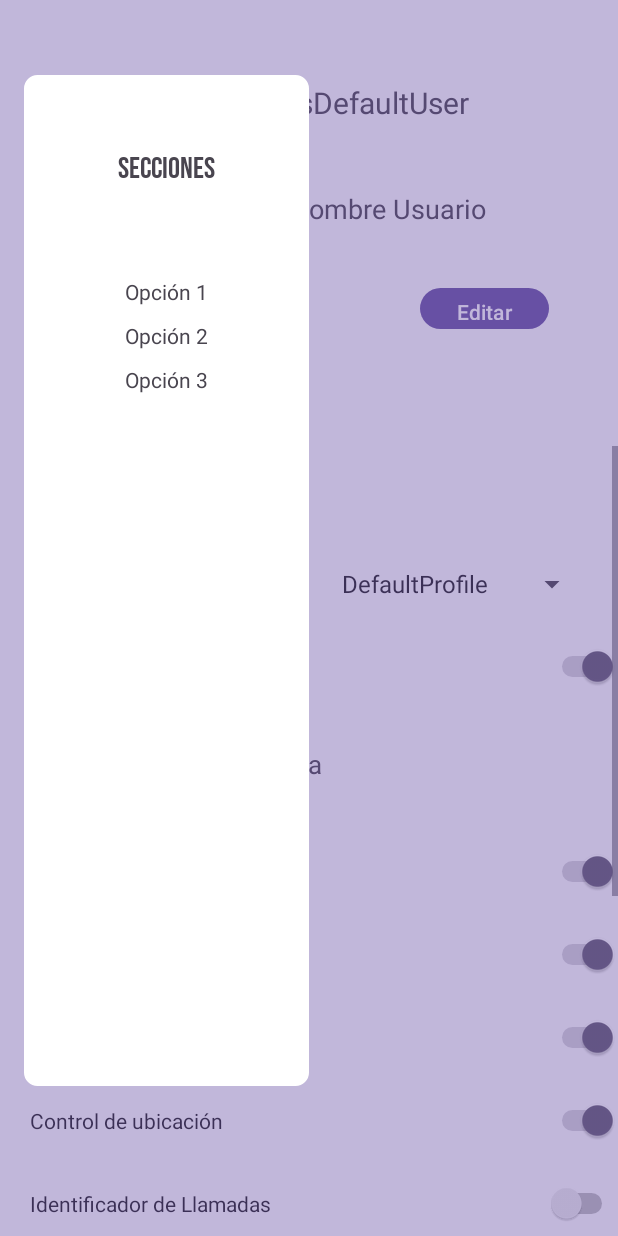
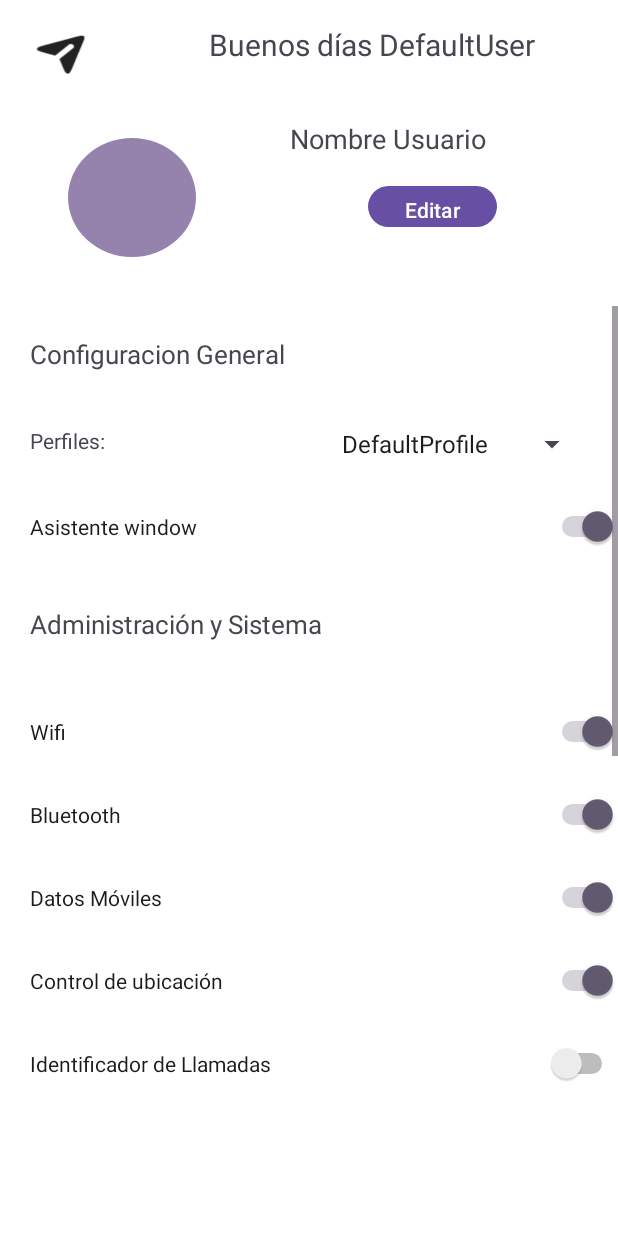
Before and after one commit to Big-Lolo/AIDA, an Android app: the fragment settings shown on its own in the app's theme, on a phone screen of 412 x 824 dp. Run offline under Robolectric (Android 15) with nearby library versions, the phone set to English and light mode, and no system bars.

Commit message:
Improvement of xml
+ Improved label of uisername

```diff
--- a/app/src/main/java/com/example/aida/settings.kt
+++ b/app/src/main/java/com/example/aida/settings.kt
@@ -6,9 +6,11 @@ import android.icu.util.Calendar
 import android.os.Bundle
 import android.text.Editable
 import android.text.SpannableStringBuilder
+import android.util.Log
 import android.view.LayoutInflater
 import android.view.View
 import android.view.ViewGroup
+import android.view.WindowManager
 import android.widget.AdapterView
 import android.widget.ArrayAdapter
 import android.widget.Button
@@ -48,6 +50,16 @@ class settings : Fragment() {
             param1 = it.getString(ARG_PARAM1)
             param2 = it.getString(ARG_PARAM2)
         }
+
+
+    }
+
+    override fun onCreateView(
+        inflater: LayoutInflater, container: ViewGroup?,
+        savedInstanceState: Bundle?
+    ): View? {
+        val view = inflater.inflate(R.layout.fragment_settings, container, false)
+        activity?.window?.setSoftInputMode(WindowManager.LayoutParams.SOFT_INPUT_ADJUST_PAN)
         sharedPreferences = requireActivity().getSharedPreferences(PREFS_NAME, Context.MODE_PRIVATE)
 
         // Comprueba si el archivo de configuración está vacío
@@ -105,13 +117,7 @@ class settings : Fragment() {
             cacheProfiles = userConfig
         }
 
-    }
 
-    override fun onCreateView(
-        inflater: LayoutInflater, container: ViewGroup?,
-        savedInstanceState: Bundle?
-    ): View? {
-        val view = inflater.inflate(R.layout.fragment_settings, container, false)
 
         val spinner: Spinner = view.findViewById(R.id.spinnerOpciones)
         val opcionesAdapter = ArrayAdapter(
@@ -119,6 +125,7 @@ class settings : Fragment() {
             android.R.layout.simple_spinner_item,
             cacheInfogeneral.profileList
         )
+        Log.d("PROFILElIST", "eL PROFILELIST ES: ${cacheInfogeneral}")
         opcionesAdapter.setDropDownViewResource(android.R.layout.simple_spinner_dropdown_item)
         spinner.adapter = opcionesAdapter
 
@@ -158,7 +165,7 @@ class settings : Fragment() {
         cacheInfogeneral
         val buttonEditor = view.findViewById<Button>(R.id.editButton)
         val cancelButton = view.findViewById<Button>(R.id.button6)
-        if(buttonEditor.text != "Guardar") {
+        if(buttonEditor.text == "Guardar") {
             buttonEditor.setOnClickListener { EditorButtonState(view, true) }
         }else{
             buttonEditor.setOnClickListener { EditorButtonState(view, false) }
@@ -181,9 +188,9 @@ class settings : Fragment() {
         val horaActual = Calendar.getInstance().get(Calendar.HOUR_OF_DAY)
 
         return when {
-            horaActual < 12 -> "Buenos días"
-            horaActual < 20 -> "Buenas tardes"
-            else -> "Buenas noches"
+            horaActual < 12 -> "Buenos días "
+            horaActual < 20 -> "Buenas tardes "
+            else -> "Buenas noches "
         }
     }
 
@@ -291,13 +298,16 @@ class settings : Fragment() {
             }
     }
 
-    fun saveProfiles() {
+    private fun saveProfiles() {
         val defaultConfigJson = cacheProfiles.toJson()
         sharedPreferences.edit().putString("UserConfig", defaultConfigJson).apply()
+
     }
 
-    fun saveConfigs(){
+    private fun saveConfigs(){
+        Log.d("Guardado de datos", "savingDatas")
         val defaultConfigJson = cacheInfogeneral.toJson()
+        Log.d("configJSON", "El config en JSON es: $defaultConfigJson")
         sharedPreferences.edit().putString("UserConfig", defaultConfigJson).apply()
     }
 }
--- a/app/src/main/res/layout/fragment_settings.xml
+++ b/app/src/main/res/layout/fragment_settings.xml
@@ -14,64 +14,66 @@
         android:layout_height="79dp"
         android:layout_marginTop="92dp"
         android:background="@drawable/circular"
-        app:layout_constraintEnd_toEndOf="parent"
         app:layout_constraintHorizontal_bias="0.138"
         app:layout_constraintStart_toStartOf="parent"
-        app:layout_constraintTop_toTopOf="parent" />
+        app:layout_constraintTop_toTopOf="parent"
+        app:layout_constraintEnd_toEndOf="parent"/>
 
     <EditText
         android:id="@+id/EditorUsername"
         android:layout_width="176dp"
         android:layout_height="50dp"
         android:layout_marginStart="36dp"
-        android:inputType="none"
+        android:layout_marginTop="80dp"
         android:clickable="false"
         android:focusable="false"
-        android:text="Nombre Usuario"
+        android:hint="Nombre de usuario..."
+        android:inputType="none"
+        android:text=""
         android:textAlignment="center"
-        app:layout_constraintBottom_toTopOf="@+id/linearLayout3"
-        app:layout_constraintStart_toEndOf="@+id/imageView"
-        app:layout_constraintTop_toTopOf="parent"
-        app:layout_constraintVertical_bias="0.509"
         android:textSize="18sp"
-        android:visibility="invisible"/>
+        android:visibility="invisible"
+        app:layout_constraintEnd_toEndOf="parent"
+        app:layout_constraintHorizontal_bias="0.653"
+        app:layout_constraintStart_toStartOf="parent"
+        app:layout_constraintTop_toTopOf="parent" />
 
     <Button
         android:id="@+id/editButton"
         android:layout_width="86dp"
         android:layout_height="35dp"
+        android:layout_marginTop="120dp"
         android:text="Editar"
-        app:layout_constraintBottom_toTopOf="@+id/linearLayout3"
         app:layout_constraintEnd_toEndOf="parent"
-        app:layout_constraintHorizontal_bias="0.764"
-        app:layout_constraintStart_toEndOf="@+id/imageView"
+        app:layout_constraintHorizontal_bias="0.753"
+        app:layout_constraintStart_toStartOf="parent"
         app:layout_constraintTop_toTopOf="parent"
-        app:layout_constraintVertical_bias="0.718" />
+        app:layout_constraintVertical_bias="0.0" />
 
     <Button
         android:id="@+id/button6"
         android:layout_width="86dp"
         android:layout_height="35dp"
+        android:layout_marginTop="120dp"
         android:clickable="false"
         android:text="Cancelar"
         android:visibility="invisible"
-        app:layout_constraintBottom_toTopOf="@+id/linearLayout3"
-        app:layout_constraintEnd_toStartOf="@+id/editButton"
-        app:layout_constraintHorizontal_bias="0.529"
-        app:layout_constraintStart_toEndOf="@+id/imageView"
-        app:layout_constraintTop_toTopOf="parent"
-        app:layout_constraintVertical_bias="0.718" />
+        app:layout_constraintEnd_toEndOf="parent"
+        app:layout_constraintHorizontal_bias="0.446"
+        app:layout_constraintStart_toStartOf="parent"
+        app:layout_constraintTop_toTopOf="parent" />
 
     <ScrollView
         android:id="@+id/linearLayout3"
         android:layout_width="match_parent"
         android:layout_height="525dp"
-        app:layout_constraintBottom_toBottomOf="parent"
+
+        android:layout_marginTop="204dp"
+        android:orientation="vertical"
         app:layout_constraintEnd_toEndOf="parent"
+        app:layout_constraintHorizontal_bias="0.0"
         app:layout_constraintStart_toStartOf="parent"
-        app:layout_constraintTop_toTopOf="parent"
-        app:layout_constraintVertical_bias="0.995"
-        android:orientation="vertical">
+        app:layout_constraintTop_toTopOf="parent">
 
         <LinearLayout
             android:id="@+id/linearLayout34"
@@ -84,31 +86,31 @@
                 android:layout_width="match_parent"
                 android:layout_height="50dp"
                 android:layout_marginLeft="20dp"
+                android:layout_marginTop="20dp"
                 android:layout_marginBottom="10dp"
                 android:text="Configuracion General"
-                android:textSize="17sp"
-                android:layout_marginTop="20dp"/>
+                android:textSize="17sp" />
 
-            <LinearLayout
-                xmlns:android="http://schemas.android.com/apk/res/android"
+            <LinearLayout xmlns:android="http://schemas.android.com/apk/res/android"
                 android:layout_width="match_parent"
                 android:layout_height="wrap_content"
-                android:orientation="horizontal"
-                android:layout_marginBottom="10dp">
+                android:layout_marginBottom="10dp"
+                android:orientation="horizontal">
+
                 <TextView
                     android:id="@+id/textViewPerfiles"
                     android:layout_width="200dp"
                     android:layout_height="wrap_content"
-                    android:text="Perfiles:"
-                    android:layout_marginLeft="20dp"/>
+                    android:layout_marginLeft="20dp"
+                    android:text="Perfiles:" />
                 <!-- Spinner -->
                 <Spinner
                     android:id="@+id/spinnerOpciones"
                     android:layout_width="0dp"
                     android:layout_height="wrap_content"
-                    android:layout_weight="0.2"
                     android:layout_gravity="center"
-                    android:layout_marginRight="20dp"/>
+                    android:layout_marginRight="20dp"
+                    android:layout_weight="0.2" />
 
             </LinearLayout>
 
@@ -173,14 +175,13 @@
                 android:text="Grabar llamadas" />
 
 
-
             <Switch
                 android:id="@+id/callsBotAsist"
                 android:layout_width="match_parent"
                 android:layout_height="55dp"
                 android:layout_marginLeft="20dp"
-                android:text="Asistente de Llamadas"
-                android:layout_marginBottom="10dp"/>
+                android:layout_marginBottom="10dp"
+                android:text="Asistente de Llamadas" />
 
             <TextView
                 android:id="@+id/textView8"
@@ -210,14 +211,14 @@
                 android:layout_width="match_parent"
                 android:layout_height="55dp"
                 android:layout_marginLeft="20dp"
-                android:text="Llamar a contactos / números"/>
+                android:text="Llamar a contactos / números" />
 
             <Switch
                 android:id="@+id/calendarAsistant"
                 android:layout_width="match_parent"
                 android:layout_height="55dp"
                 android:layout_marginLeft="20dp"
-                android:text="Gestor de eventos calendario"/>
+                android:text="Gestor de eventos calendario" />
 
 
         </LinearLayout>
@@ -225,38 +226,51 @@
 
     <TextView
         android:id="@+id/Introductorio"
-        android:layout_width="233dp"
-        android:layout_height="35dp"
+        android:layout_width="297dp"
+        android:layout_height="52dp"
+        android:layout_marginTop="16dp"
         android:text="Buenos dias Usuario"
+        android:textAlignment="center"
         android:textSize="20sp"
-        android:textAlignment="center"
-        app:layout_constraintBottom_toTopOf="@+id/linearLayout3"
         app:layout_constraintEnd_toEndOf="parent"
+        app:layout_constraintHorizontal_bias="0.867"
         app:layout_constraintStart_toStartOf="parent"
-        app:layout_constraintTop_toTopOf="parent"
-        app:layout_constraintVertical_bias="0.208" />
+        app:layout_constraintTop_toTopOf="parent" />
+
+    <androidx.appcompat.widget.AppCompatButton
+        android:layout_width="50dp"
+        android:layout_height="40dp"
+        android:layout_marginTop="16dp"
+        android:background="@drawable/icon_send"
+        app:layout_constraintEnd_toEndOf="parent"
+        app:layout_constraintHorizontal_bias="0.044"
+        app:layout_constraintStart_toStartOf="parent"
+        app:layout_constraintTop_toTopOf="parent" />
 
     <TextView
         android:id="@+id/viewNombrefield"
         android:layout_width="183dp"
         android:layout_height="51dp"
         android:layout_marginStart="36dp"
+        android:layout_marginTop="80dp"
         android:text="Nombre Usuario"
-        app:layout_constraintBottom_toTopOf="@+id/linearLayout3"
-        app:layout_constraintStart_toEndOf="@+id/imageView"
-        app:layout_constraintTop_toTopOf="parent"
-        app:layout_constraintVertical_bias="0.515"
         android:textAlignment="center"
         android:textSize="18sp"
-        android:visibility="visible"/>
+        android:visibility="visible"
+        app:layout_constraintEnd_toEndOf="parent"
+        app:layout_constraintHorizontal_bias="0.677"
+        app:layout_constraintStart_toStartOf="parent"
+        app:layout_constraintTop_toTopOf="parent" />
 
     <androidx.appcompat.widget.Toolbar
         android:id="@+id/toolbar"
-        android:layout_width="match_parent"
-        android:layout_height="match_parent"
+        android:layout_width="400dp"
+        android:layout_height="350dp"
         android:background="#686750A4"
+        android:clickable="false"
         android:minHeight="?attr/actionBarSize"
         android:theme="?attr/actionBarTheme"
+        android:visibility="invisible"
         app:layout_constraintBottom_toBottomOf="parent"
         app:layout_constraintEnd_toEndOf="parent"
         app:layout_constraintStart_toStartOf="parent"
@@ -266,40 +280,44 @@
             android:id="@+id/insideToolbar"
             android:layout_width="190dp"
             android:layout_height="match_parent"
-            android:orientation="vertical"
             android:layout_marginTop="50dp"
             android:layout_marginBottom="100dp"
             android:background="@drawable/chat_rounded_corner"
-            android:backgroundTint="@color/white">
+            android:backgroundTint="@color/white"
+            android:clickable="false"
+            android:orientation="vertical"
+            android:visibility="invisible">
 
             <TextView
                 android:layout_width="match_parent"
                 android:layout_height="wrap_content"
+                android:layout_marginTop="50dp"
+                android:layout_marginBottom="60dp"
+                android:fontFamily="@font/bebas_neue"
                 android:text="Secciones"
                 android:textAlignment="center"
-                android:textSize="20sp"
-                android:layout_marginTop="50dp"
-                android:fontFamily="@font/bebas_neue"
-                android:layout_marginBottom="60dp" />
+                android:textSize="20sp" />
 
             <TextView
                 android:layout_width="match_parent"
                 android:layout_height="wrap_content"
+                android:layout_marginBottom="10dp"
                 android:text="Opción 1"
-                android:textAlignment="center"
-                android:layout_marginBottom="10dp"/>
+                android:textAlignment="center" />
+
             <TextView
                 android:layout_width="match_parent"
                 android:layout_height="wrap_content"
+                android:layout_marginBottom="10dp"
                 android:text="Opción 2"
-                android:textAlignment="center"
-                android:layout_marginBottom="10dp"/>
+                android:textAlignment="center" />
+
             <TextView
                 android:layout_width="match_parent"
                 android:layout_height="wrap_content"
+                android:layout_marginBottom="10dp"
                 android:text="Opción 3"
-                android:textAlignment="center"
-                android:layout_marginBottom="10dp"/>
+                android:textAlignment="center" />
 
 
         </LinearLayout>
```
